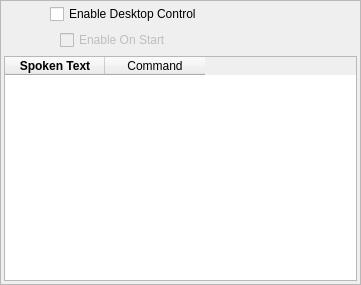
First picture: the form in res/ui/settingspane-desktopcontrol.ui, repository smartboyhw/speechcontrol, before the edit.
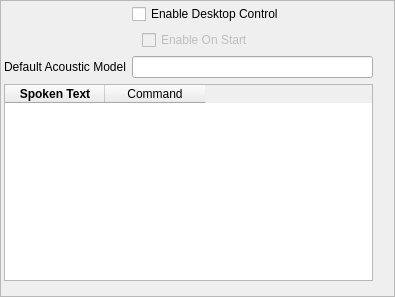
Second picture: the form after the edit.

Commit message: Add configuration for the default acoustic model.

```diff
--- a/res/ui/settingspane-desktopcontrol.ui
+++ b/res/ui/settingspane-desktopcontrol.ui
@@ -6,8 +6,8 @@
    <rect>
     <x>0</x>
     <y>0</y>
-    <width>361</width>
-    <height>285</height>
+    <width>395</width>
+    <height>297</height>
    </rect>
   </property>
   <property name="sizePolicy">
@@ -16,6 +16,18 @@
     <verstretch>0</verstretch>
    </sizepolicy>
   </property>
+  <property name="minimumSize">
+   <size>
+    <width>395</width>
+    <height>0</height>
+   </size>
+  </property>
+  <property name="maximumSize">
+   <size>
+    <width>10000</width>
+    <height>16777215</height>
+   </size>
+  </property>
   <property name="windowTitle">
    <string>Frame</string>
   </property>
@@ -30,7 +42,7 @@
     <rect>
      <x>4</x>
      <y>4</y>
-     <width>353</width>
+     <width>369</width>
      <height>277</height>
     </rect>
    </property>
@@ -94,7 +106,17 @@
       </property>
      </spacer>
     </item>
-    <item row="3" column="0" colspan="2">
+    <item row="3" column="1">
+     <widget class="QLineEdit" name="defAcModel"/>
+    </item>
+    <item row="3" column="0">
+     <widget class="QLabel" name="label">
+      <property name="text">
+       <string>Default Acoustic Model</string>
+      </property>
+     </widget>
+    </item>
+    <item row="4" column="0" colspan="2">
      <widget class="QTableWidget" name="tableWidget">
       <property name="alternatingRowColors">
        <bool>true</bool>
```
The commit also changes 2 other files.
